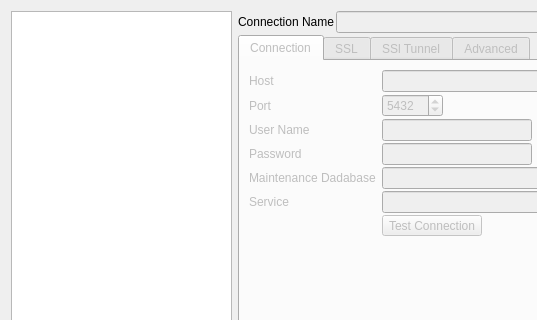
First picture: the form in GUI/pgdbatool/dlgconnections.ui, repository marcotcal/PG-DBA-Tools, before the edit; both pictures show x 0 to 537 and y 0 to 320 of the 704 by 490 pixel window.
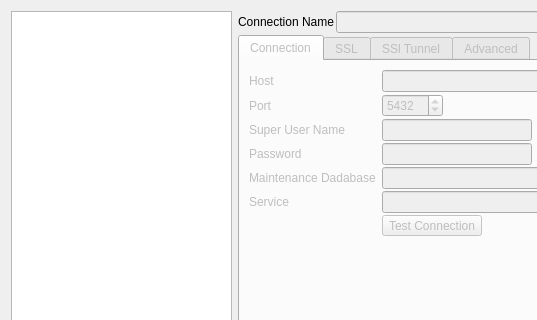
Second picture: the form after the edit. Icons and pictures are not drawn.

Commit message: Alternate user

```diff
--- a/GUI/pgdbatool/dlgconnections.ui
+++ b/GUI/pgdbatool/dlgconnections.ui
@@ -186,7 +186,7 @@
              <item row="2" column="0">
               <widget class="QLabel" name="lb_user_name">
                <property name="text">
-                <string>User Name</string>
+                <string>Super User Name</string>
                </property>
               </widget>
              </item>
```
The commit also changes 3 other files.
